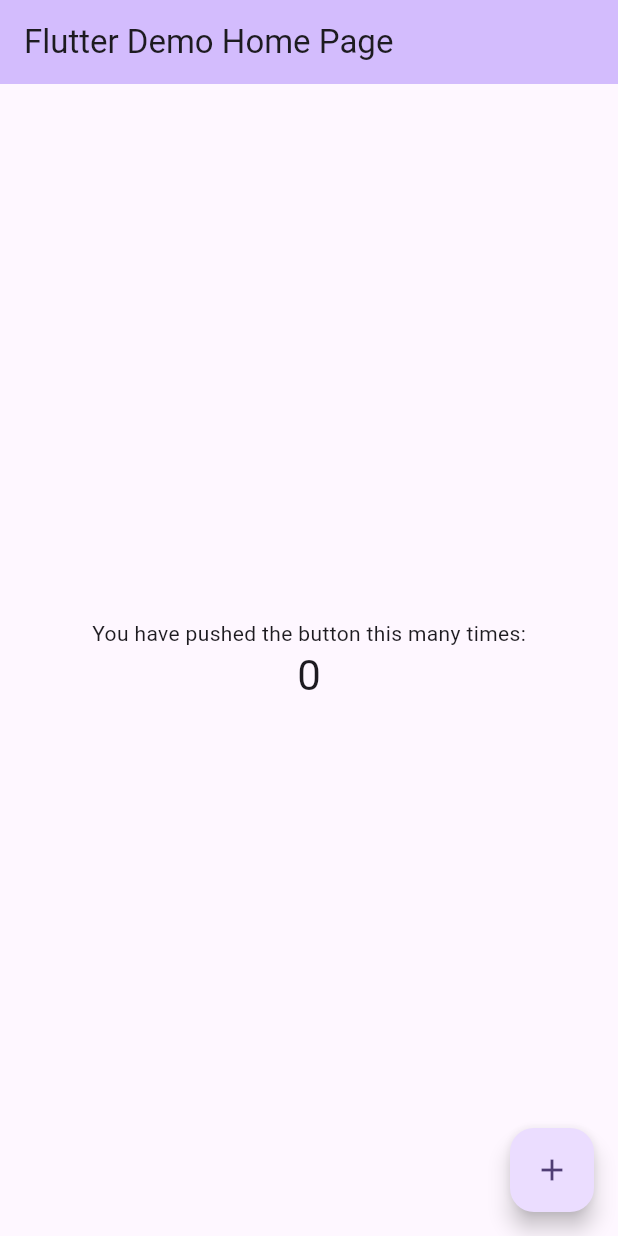
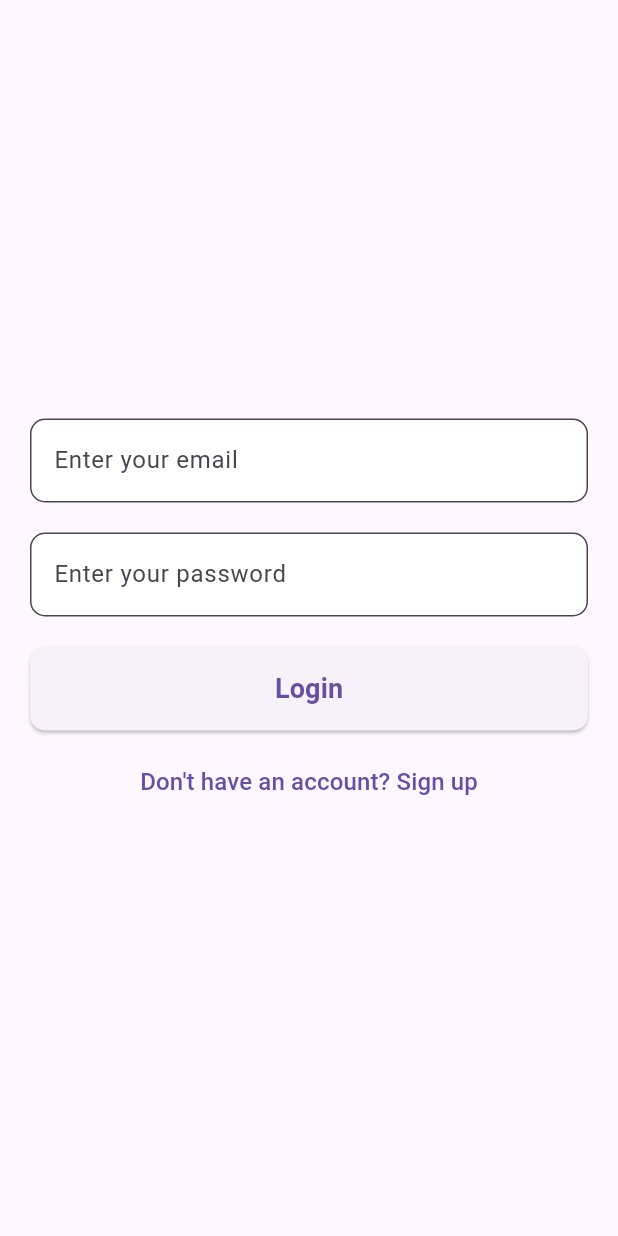
Before and after one commit to BashairAlsadhan/Hayhom_Flutter, a Flutter app: the screen it shows after launch, on a phone screen of 412 x 824 dp. Run offline on Flutter 3.47's test engine with Material 3 defaults, Android fonts, the phone set to English and light mode, and no system bars.

Commit message:
add login page

```diff
--- a/firstly/lib/main.dart
+++ b/firstly/lib/main.dart
@@ -1,125 +1,82 @@
 import 'package:flutter/material.dart';
 
 void main() {
-  runApp(const MyApp());
+  runApp(LoginPage());
 }
 
-class MyApp extends StatelessWidget {
-  const MyApp({super.key});
-
-  // This widget is the root of your application.
+class LoginPage extends StatelessWidget {
   @override
   Widget build(BuildContext context) {
     return MaterialApp(
-      title: 'Flutter Demo',
-      theme: ThemeData(
-        // This is the theme of your application.
-        //
-        // TRY THIS: Try running your application with "flutter run". You'll see
-        // the application has a purple toolbar. Then, without quitting the app,
-        // try changing the seedColor in the colorScheme below to Colors.green
-        // and then invoke "hot reload" (save your changes or press the "hot
-        // reload" button in a Flutter-supported IDE, or press "r" if you used
-        // the command line to start the app).
-        //
-        // Notice that the counter didn't reset back to zero; the application
-        // state is not lost during the reload. To reset the state, use hot
-        // restart instead.
-        //
-        // This works for code too, not just values: Most code changes can be
-        // tested with just a hot reload.
-        colorScheme: ColorScheme.fromSeed(seedColor: Colors.deepPurple),
-        useMaterial3: true,
+      home: Scaffold(
+        //backgroundColor: Colors.lightBeige,
+        body: SafeArea(
+          child: Padding(
+            padding: EdgeInsets.all(20.0),
+            child: Column(
+              mainAxisAlignment: MainAxisAlignment.center,
+              crossAxisAlignment: CrossAxisAlignment.stretch,
+              children: [
+                TextField(
+                  decoration: InputDecoration(
+                    hintText: 'Enter your email',
+                    filled: true,
+                    fillColor: Colors.white,
+                    border: OutlineInputBorder(
+                      borderRadius: BorderRadius.circular(10.0),
                     ),
-      home: const MyHomePage(title: 'Flutter Demo Home Page'),
-    );
-  }
-}
-
-class MyHomePage extends StatefulWidget {
-  const MyHomePage({super.key, required this.title});
-
-  // This widget is the home page of your application. It is stateful, meaning
-  // that it has a State object (defined below) that contains fields that affect
-  // how it looks.
-
-  // This class is the configuration for the state. It holds the values (in this
-  // case the title) provided by the parent (in this case the App widget) and
-  // used by the build method of the State. Fields in a Widget subclass are
-  // always marked "final".
-
-  final String title;
-
-  @override
-  State<MyHomePage> createState() => _MyHomePageState();
-}
-
-class _MyHomePageState extends State<MyHomePage> {
-  int _counter = 0;
-
-  void _incrementCounter() {
-    setState(() {
-      // This call to setState tells the Flutter framework that something has
-      // changed in this State, which causes it to rerun the build method below
-      // so that the display can reflect the updated values. If we changed
-      // _counter without calling setState(), then the build method would not be
-      // called again, and so nothing would appear to happen.
-      _counter++;
-    });
-  }
-
-  @override
-  Widget build(BuildContext context) {
-    // This method is rerun every time setState is called, for instance as done
-    // by the _incrementCounter method above.
-    //
-    // The Flutter framework has been optimized to make rerunning build methods
-    // fast, so that you can just rebuild anything that needs updating rather
-    // than having to individually change instances of widgets.
-    return Scaffold(
-      appBar: AppBar(
-        // TRY THIS: Try changing the color here to a specific color (to
-        // Colors.amber, perhaps?) and trigger a hot reload to see the AppBar
-        // change color while the other colors stay the same.
-        backgroundColor: Theme.of(context).colorScheme.inversePrimary,
-        // Here we take the value from the MyHomePage object that was created by
-        // the App.build method, and use it to set our appbar title.
-        title: Text(widget.title),
                   ),
-      body: Center(
-        // Center is a layout widget. It takes a single child and positions it
-        // in the middle of the parent.
-        child: Column(
-          // Column is also a layout widget. It takes a list of children and
-          // arranges them vertically. By default, it sizes itself to fit its
-          // children horizontally, and tries to be as tall as its parent.
-          //
-          // Column has various properties to control how it sizes itself and
-          // how it positions its children. Here we use mainAxisAlignment to
-          // center the children vertically; the main axis here is the vertical
-          // axis because Columns are vertical (the cross axis would be
-          // horizontal).
-          //
-          // TRY THIS: Invoke "debug painting" (choose the "Toggle Debug Paint"
-          // action in the IDE, or press "p" in the console), to see the
-          // wireframe for each widget.
-          mainAxisAlignment: MainAxisAlignment.center,
-          children: <Widget>[
-            const Text(
-              'You have pushed the button this many times:',
                 ),
-            Text(
-              '$_counter',
-              style: Theme.of(context).textTheme.headlineMedium,
+                SizedBox(height: 20.0),
+                TextField(
+                  obscureText: true,
+                  decoration: InputDecoration(
+                    hintText: 'Enter your password',
+                    filled: true,
+                    fillColor: Colors.white,
+                    border: OutlineInputBorder(
+                      borderRadius: BorderRadius.circular(10.0),
+                    ),
+                  ),
+                ),
+                SizedBox(height: 20.0),
+                ElevatedButton(
+                  onPressed: () {
+                    // Add login functionality here
+                  },
+                  style: ElevatedButton.styleFrom(
+                    //primary: Colors.burgundy,
+                    padding: EdgeInsets.symmetric(vertical: 15.0),
+                    shape: RoundedRectangleBorder(
+                      borderRadius: BorderRadius.circular(10.0),
+                    ),
+                  ),
+                  child: Text(
+                    'Login',
+                    style: TextStyle(
+                      fontSize: 18.0,
+                      fontWeight: FontWeight.bold,
+                    ),
+                  ),
+                ),
+                SizedBox(height: 10.0),
+                TextButton(
+                  onPressed: () {
+                    // Add navigation to sign up page here
+                  },
+                  child: Text(
+                    'Don\'t have an account? Sign up',
+                    style: TextStyle(
+                      fontSize: 16.0,
+                     // color: Colors.burgundy,
+                    ),
+                  ),
                 ),
               ],
             ),
           ),
-      floatingActionButton: FloatingActionButton(
-        onPressed: _incrementCounter,
-        tooltip: 'Increment',
-        child: const Icon(Icons.add),
-      ), // This trailing comma makes auto-formatting nicer for build methods.
+        ),
+      ),
     );
   }
 }
```
Lines whose indentation alone changed are shown as unchanged.
